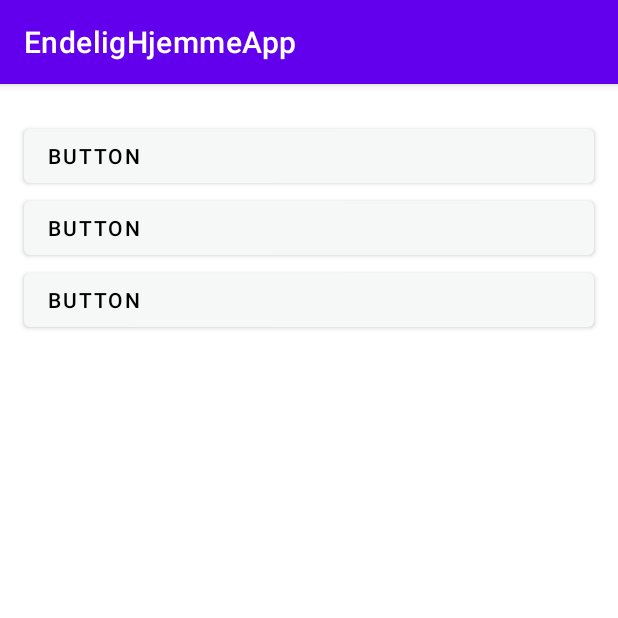
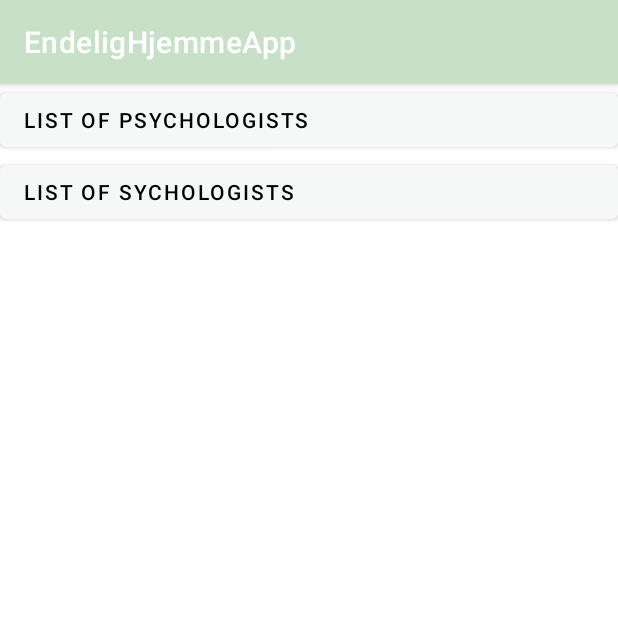
Before and after one commit to kbjerringfelt/EndeligHjemmeApp, an Android app: the MenuActivity screen opened directly, with no data from a screen before it, on a phone screen of 412 x 824 dp, the top half of it. Run offline under Robolectric (Android 15) with nearby library versions, the phone set to English and light mode, and no system bars.

Commit message:
Created two menus

```diff
--- a/app/build.gradle
+++ b/app/build.gradle
@@ -41,6 +41,7 @@ dependencies {
     implementation 'androidx.vectordrawable:vectordrawable:1.1.0'
     implementation 'androidx.navigation:navigation-fragment:2.3.5'
     implementation 'androidx.navigation:navigation-ui:2.3.5'
+    implementation 'androidx.legacy:legacy-support-v4:1.0.0'
     testImplementation 'junit:junit:4.+'
     androidTestImplementation 'androidx.test.ext:junit:1.1.3'
     androidTestImplementation 'androidx.test.espresso:espresso-core:3.4.0'
--- a/app/src/main/AndroidManifest.xml
+++ b/app/src/main/AndroidManifest.xml
@@ -28,9 +28,6 @@
             android:name=".Activities.PsychListActivity"
             android:exported="true" />
         <activity
-            android:name=".Activities.MainActivity"
-            android:exported="true" />
-        <activity
             android:name=".Activities.GroupListActivity"
             android:exported="true" />
         <activity
--- a/app/src/main/java/dk/au/au339038/bachelorprojekt/endelighjemmeapp/Activities/HomeActivity.java
+++ b/app/src/main/java/dk/au/au339038/bachelorprojekt/endelighjemmeapp/Activities/HomeActivity.java
@@ -1,6 +1,5 @@
 package dk.au.au339038.bachelorprojekt.endelighjemmeapp.Activities;
 
-import android.app.Activity;
 import android.content.Intent;
 import android.os.Bundle;
 import android.view.Menu;
@@ -34,7 +33,7 @@ public class HomeActivity extends AppCompatActivity {
         // Passing each menu ID as a set of Ids because each
         // menu should be considered as top level destinations.
         AppBarConfiguration appBarConfiguration = new AppBarConfiguration.Builder(
-                R.id.navigation_home, R.id.navigation_dashboard, R.id.navigation_notifications)
+                R.id.navigation_home, R.id.navigation_chat, R.id.navigation_calendar, R.id.navigation_mood)
                 .build();
         NavController navController = Navigation.findNavController(this, R.id.nav_host_fragment_activity_home);
         NavigationUI.setupActionBarWithNavController(this, navController, appBarConfiguration);
@@ -61,7 +60,7 @@ public class HomeActivity extends AppCompatActivity {
 
     @Override
     public void onBackPressed() {
-        Toast.makeText(FHApplication.getAppContext(),"No",Toast.LENGTH_SHORT);
+        Toast.makeText(FHApplication.getAppContext(),"No",Toast.LENGTH_SHORT).show();
     }
 
 }
--- a/app/src/main/java/dk/au/au339038/bachelorprojekt/endelighjemmeapp/Activities/LogInActivity.java
+++ b/app/src/main/java/dk/au/au339038/bachelorprojekt/endelighjemmeapp/Activities/LogInActivity.java
@@ -59,7 +59,7 @@ public class LogInActivity extends AppCompatActivity {
                 int i = validatePin(pin);
                 if(i == 1){
                     goToMain();
-                    finish();
+                    //finish();
                 }
                 if(i == 0){
                     Toast.makeText(FHApplication.getAppContext(), R.string.wrong_pin, Toast.LENGTH_SHORT).show();
--- a/app/src/main/java/dk/au/au339038/bachelorprojekt/endelighjemmeapp/Activities/MenuActivity.java
+++ b/app/src/main/java/dk/au/au339038/bachelorprojekt/endelighjemmeapp/Activities/MenuActivity.java
@@ -15,7 +15,7 @@ import dk.au.au339038.bachelorprojekt.endelighjemmeapp.R;
 
 public class MenuActivity extends AppCompatActivity {
 
-    Button psych;
+    Button psych, group;
     @Override
     protected void onCreate(Bundle savedInstanceState) {
         super.onCreate(savedInstanceState);
--- /dev/null
+++ b/app/src/main/res/drawable/ic_baseline_calendar_today_24.xml
@@ -0,0 +1,5 @@
+<vector android:height="24dp" android:tint="#0C0C0C"
+    android:viewportHeight="24" android:viewportWidth="24"
+    android:width="24dp" xmlns:android="http://schemas.android.com/apk/res/android">
+    <path android:fillColor="@android:color/white" android:pathData="M20,3h-1L19,1h-2v2L7,3L7,1L5,1v2L4,3c-1.1,0 -2,0.9 -2,2v16c0,1.1 0.9,2 2,2h16c1.1,0 2,-0.9 2,-2L22,5c0,-1.1 -0.9,-2 -2,-2zM20,21L4,21L4,8h16v13z"/>
+</vector>
--- /dev/null
+++ b/app/src/main/res/drawable/ic_baseline_message_24.xml
@@ -0,0 +1,5 @@
+<vector android:height="24dp" android:tint="#0C0C0C"
+    android:viewportHeight="24" android:viewportWidth="24"
+    android:width="24dp" xmlns:android="http://schemas.android.com/apk/res/android">
+    <path android:fillColor="@android:color/white" android:pathData="M20,2L4,2c-1.1,0 -1.99,0.9 -1.99,2L2,22l4,-4h14c1.1,0 2,-0.9 2,-2L22,4c0,-1.1 -0.9,-2 -2,-2zM18,14L6,14v-2h12v2zM18,11L6,11L6,9h12v2zM18,8L6,8L6,6h12v2z"/>
+</vector>
--- /dev/null
+++ b/app/src/main/res/drawable/ic_baseline_mood_24.xml
@@ -0,0 +1,5 @@
+<vector android:height="24dp" android:tint="#0C0C0C"
+    android:viewportHeight="24" android:viewportWidth="24"
+    android:width="24dp" xmlns:android="http://schemas.android.com/apk/res/android">
+    <path android:fillColor="@android:color/white" android:pathData="M11.99,2C6.47,2 2,6.48 2,12s4.47,10 9.99,10C17.52,22 22,17.52 22,12S17.52,2 11.99,2zM12,20c-4.42,0 -8,-3.58 -8,-8s3.58,-8 8,-8 8,3.58 8,8 -3.58,8 -8,8zM15.5,11c0.83,0 1.5,-0.67 1.5,-1.5S16.33,8 15.5,8 14,8.67 14,9.5s0.67,1.5 1.5,1.5zM8.5,11c0.83,0 1.5,-0.67 1.5,-1.5S9.33,8 8.5,8 7,8.67 7,9.5 7.67,11 8.5,11zM12,17.5c2.33,0 4.31,-1.46 5.11,-3.5L6.89,14c0.8,2.04 2.78,3.5 5.11,3.5z"/>
+</vector>
--- a/app/src/main/res/layout/activity_menu.xml
+++ b/app/src/main/res/layout/activity_menu.xml
@@ -6,54 +6,38 @@
     android:layout_height="match_parent"
     tools:context=".Activities.MenuActivity">
 
-    <Button
-        android:id="@+id/button"
+    <ScrollView
         android:layout_width="0dp"
-        android:layout_height="wrap_content"
-        android:layout_marginStart="16dp"
-        android:layout_marginLeft="16dp"
-        android:layout_marginTop="24dp"
-        android:layout_marginEnd="16dp"
-        android:layout_marginRight="16dp"
-        android:text="Button"
-        android:textColor="@color/black"
-        app:backgroundTint="@color/ic_menu_background"
+        android:layout_height="0dp"
+        app:layout_constraintBottom_toBottomOf="parent"
         app:layout_constraintEnd_toEndOf="parent"
         app:layout_constraintStart_toStartOf="parent"
-        app:layout_constraintTop_toTopOf="parent"
-        android:gravity="left|center_vertical"/>
+        app:layout_constraintTop_toTopOf="parent">
 
-    <Button
-        android:id="@+id/button2"
-        android:layout_width="0dp"
-        android:layout_height="wrap_content"
-        android:layout_marginStart="16dp"
-        android:layout_marginLeft="16dp"
-        android:layout_marginEnd="16dp"
-        android:layout_marginRight="16dp"
-        android:text="Button"
-        android:textColor="@color/black"
-        android:gravity="left|center_vertical"
-        app:backgroundTint="@color/ic_menu_background"
-        app:layout_constraintEnd_toEndOf="parent"
-        app:layout_constraintHorizontal_bias="0.0"
-        app:layout_constraintStart_toStartOf="parent"
-        app:layout_constraintTop_toBottomOf="@+id/button" />
+        <LinearLayout
+            android:layout_width="match_parent"
+            android:layout_height="wrap_content"
+            android:orientation="vertical" >
 
-    <Button
-        android:id="@+id/button3"
-        android:layout_width="0dp"
-        android:layout_height="wrap_content"
-        android:layout_marginStart="16dp"
-        android:layout_marginLeft="16dp"
-        android:layout_marginEnd="16dp"
-        android:layout_marginRight="16dp"
-        android:text="Button"
-        android:gravity="left|center_vertical"
-        android:textColor="@color/black"
-        app:backgroundTint="@color/ic_menu_background"
-        app:layout_constraintEnd_toEndOf="parent"
-        app:layout_constraintHorizontal_bias="0.0"
-        app:layout_constraintStart_toStartOf="parent"
-        app:layout_constraintTop_toBottomOf="@+id/button2" />
+            <Button
+                android:id="@+id/button"
+                android:layout_width="match_parent"
+                android:layout_height="wrap_content"
+                android:gravity="left|center_vertical"
+                android:text="List of psychologists "
+                android:textColor="@color/black"
+                app:backgroundTint="@color/ic_menu_background" />
+
+            <Button
+                android:id="@+id/button3"
+                android:layout_width="match_parent"
+                android:layout_height="wrap_content"
+                android:gravity="left|center_vertical"
+                android:text="List of sychologists "
+                android:textColor="@color/black"
+                app:backgroundTint="@color/ic_menu_background" />
+
+        </LinearLayout>
+    </ScrollView>
+
 </androidx.constraintlayout.widget.ConstraintLayout>
--- a/app/src/main/res/values/colors.xml
+++ b/app/src/main/res/values/colors.xml
@@ -1,8 +1,8 @@
 <?xml version="1.0" encoding="utf-8"?>
 <resources>
     <color name="purple_200">#FFBB86FC</color>
-    <color name="purple_500">#FF6200EE</color>
-    <color name="purple_700">#FF3700B3</color>
+    <color name="purple_500">#C8E0C7</color>
+    <color name="purple_700">#87BD84</color>
     <color name="teal_200">#FF03DAC5</color>
     <color name="teal_700">#FF018786</color>
     <color name="black">#FF000000</color>
--- a/app/src/main/res/values/strings.xml
+++ b/app/src/main/res/values/strings.xml
@@ -13,6 +13,7 @@
     <string name="wrong_pin">Wrong pin, try again.</string>
     <string name="title_activity_home">HomeActivity</string>
     <string name="title_home">Home</string>
-    <string name="title_dashboard">Dashboard</string>
-    <string name="title_notifications">Notifications</string>
+    <string name="title_chat">Chat</string>
+    <string name="title_calendar">Calendar</string>
+    <string name="title_mood">Mood</string>
 </resources>
```
Also changed, not shown: app/src/main/java/dk/au/au339038/bachelorprojekt/endelighjemmeapp/Activities/MainActivity.java (deleted, +0 -50 lines), app/src/main/java/dk/au/au339038/bachelorprojekt/endelighjemmeapp/Activities/PsychListActivity.java (+21 -0 lines), app/src/main/java/dk/au/au339038/bachelorprojekt/endelighjemmeapp/Activities/ui/mood/MoodFragment.java (added, +49 -0 lines), app/src/main/java/dk/au/au339038/bachelorprojekt/endelighjemmeapp/Activities/ui/mood/MoodViewModel.java (added, +18 -0 lines), app/src/main/res/layout/activity_main.xml (deleted, +0 -39 lines), app/src/main/res/layout/mood_fragment.xml (added, +22 -0 lines), app/src/main/res/menu/bottom_nav_menu.xml (+10 -6 lines), app/src/main/res/navigation/mobile_navigation.xml (+14 -4 lines).
